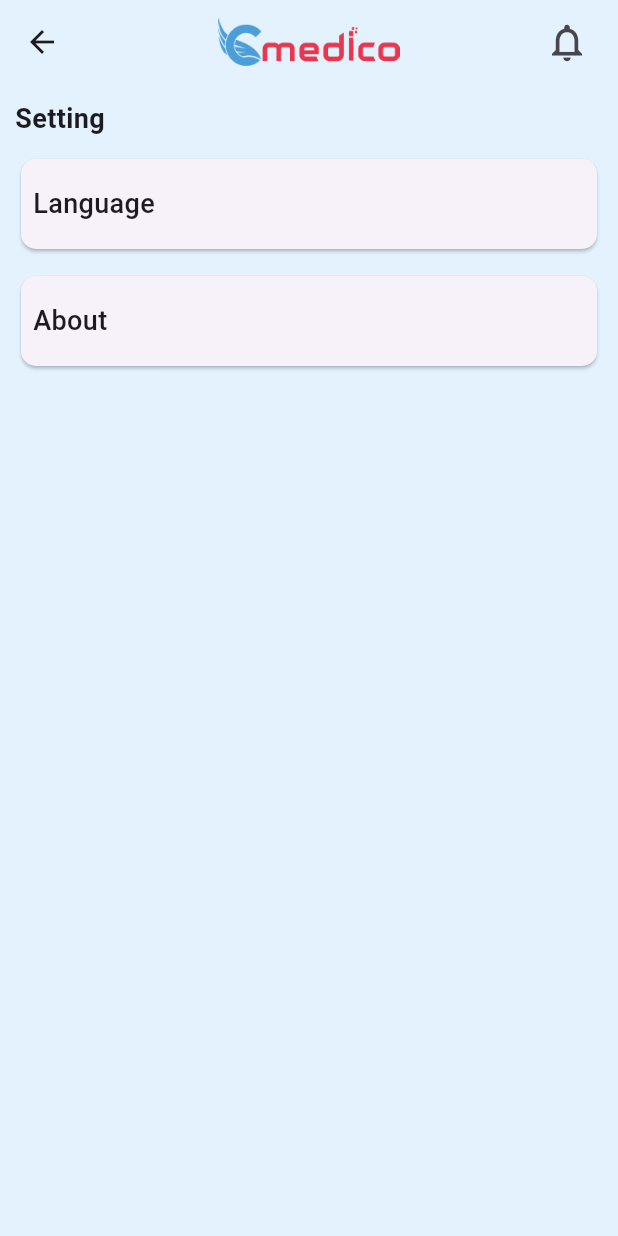
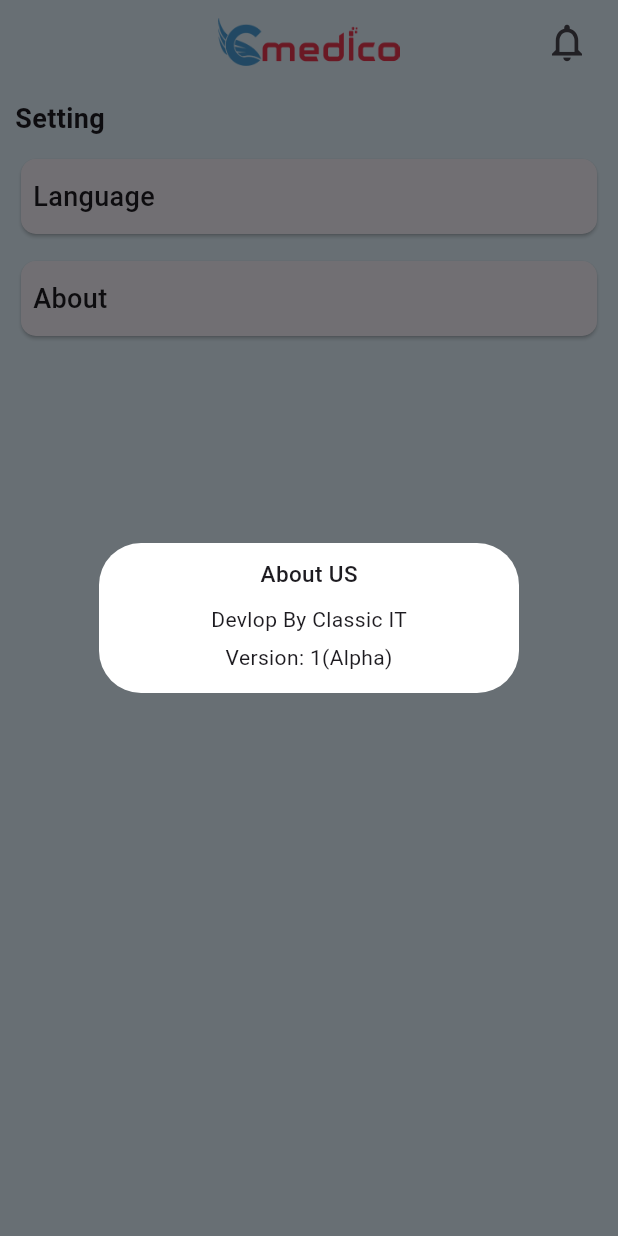
Before and after one commit to fahimshahariar09/doctor_appointment_project, a Flutter app: the Setting screen opened directly, after a tap on "About", on a phone screen of 412 x 824 dp. Run offline on Flutter 3.47's test engine with Material 3 defaults, Android fonts, the phone set to English and light mode, and no system bars; our stand-ins replace animated_notch_bottom_bar, get.

Commit message:
first commit

```diff
--- a/lib/main.dart
+++ b/lib/main.dart
@@ -1,5 +1,6 @@
 import 'package:doctor_appointment_project/view/screen/doctor_report/doctor_report.dart';
 import 'package:doctor_appointment_project/view/screen/language/language.dart';
+import 'package:doctor_appointment_project/view/screen/setting/setting.dart';
 import 'package:flutter/material.dart';
 import 'package:get/get.dart';
 
@@ -14,7 +15,7 @@ class MyApp extends StatelessWidget {
   Widget build(BuildContext context) {
     return const GetMaterialApp(
       debugShowCheckedModeBanner: false,
-        home: Language(),
+        home: Setting(),
     );
   }
 }
--- a/lib/view/screen/setting/setting.dart
+++ b/lib/view/screen/setting/setting.dart
@@ -44,7 +44,8 @@ class Setting extends StatelessWidget {
                     ),
                     const Text(
                       "Setting",
-                      style: TextStyle(fontWeight: FontWeight.bold, fontSize: 18),
+                      style:
+                          TextStyle(fontWeight: FontWeight.bold, fontSize: 18),
                     ),
                     const SizedBox(
                       height: 10,
@@ -54,7 +55,7 @@ class Setting extends StatelessWidget {
                         children: [
                           CommonSetting(
                             onTap: () {
-                              Get.to(Language());
+                              Get.to(const Language());
                             },
                             text: 'Language',
                           ),
@@ -62,7 +63,34 @@ class Setting extends StatelessWidget {
                             height: 10,
                           ),
                           CommonSetting(
-                            onTap: () {},
+                            onTap: () {
+                              Get.dialog(
+                                  barrierDismissible: true,
+                                  Dialog(
+                                    backgroundColor: Colors.white,
+                                    child: SizedBox(
+                                      height: 100,
+                                      child: Padding(
+                                        padding: const EdgeInsets.symmetric(horizontal: 10,vertical: 10),
+                                        child: Column(
+                                          children: [
+                                            Text(
+                                              "About US",
+                                              style: TextStyle(
+                                                fontSize: 15,
+                                                fontWeight: FontWeight.w500,
+                                              ),
+                                            ),
+                                            SizedBox(height: 10),
+                                            Text("Devlop By Classic IT"),
+                                            SizedBox(height: 5),
+                                            Text("Version: 1(Alpha)"),
+                                          ],
+                                        ),
+                                      ),
+                                    ),
+                                  ));
+                            },
                             text: 'About',
                           ),
                         ],
--- a/lib/view/screen/setting/widget/common_setting.dart
+++ b/lib/view/screen/setting/widget/common_setting.dart
@@ -11,9 +11,11 @@ class CommonSetting extends StatelessWidget {
     return InkWell(
       onTap: onTap,
       child: Card(
-        shape: RoundedRectangleBorder(borderRadius: BorderRadius.circular(10)),
+        shape: RoundedRectangleBorder(
+          borderRadius: BorderRadius.circular(10),
+        ),
         child: SizedBox(
-          height: 60,
+          height: 50,
           width: MediaQuery.sizeOf(context).width,
           child: Padding(
             padding: const EdgeInsets.all(8.0),
```
Also changed, not shown: lib/view/screen/language/language.dart (+19 -3 lines), lib/view/screen/language/widget/language_dialog_card.dart (+14 -8 lines).
